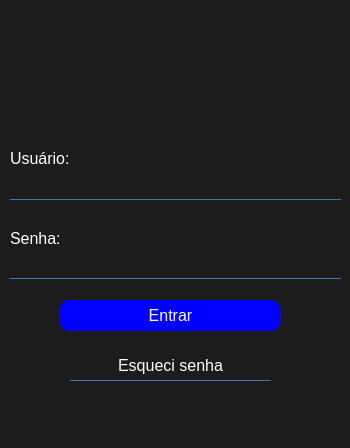
Before: the Qt Designer form ui/MainLogin.ui in Locked666/My-Finance-QtDesigner, drawn with Qt 5.
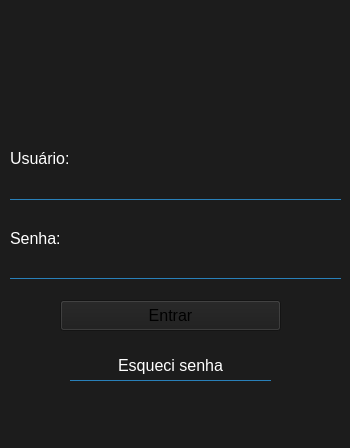
After: the same form once the commit is applied.

Patch:
```diff
--- a/ui/MainLogin.ui
+++ b/ui/MainLogin.ui
@@ -1,7 +1,7 @@
 <?xml version="1.0" encoding="UTF-8"?>
 <ui version="4.0">
  <class>Login</class>
- <widget class="QMainWindow" name="Login">
+ <widget class="QDialog" name="Login">
   <property name="geometry">
    <rect>
     <x>0</x>
@@ -10,33 +10,8 @@
     <height>448</height>
    </rect>
   </property>
-  <property name="minimumSize">
-   <size>
-    <width>350</width>
-    <height>448</height>
-   </size>
-  </property>
-  <property name="maximumSize">
-   <size>
-    <width>350</width>
-    <height>448</height>
-   </size>
-  </property>
   <property name="windowTitle">
-   <string>My Finance - Login</string>
-  </property>
-  <property name="autoFillBackground">
-   <bool>false</bool>
-  </property>
-  <property name="styleSheet">
-   <string notr="true"> border-top: none;</string>
-  </property>
-  <widget class="QWidget" name="centralwidget">
-   <property name="autoFillBackground">
-    <bool>false</bool>
-   </property>
-   <property name="styleSheet">
-    <string notr="true">alternate-background-color: rgb(28, 28, 28);</string>
+   <string>Dialog</string>
    </property>
    <widget class="QFrame" name="Mainframe">
     <property name="geometry">
@@ -205,8 +180,10 @@
 border-radius: 10px;
 color: rgb(255, 255, 255);
 border: 2px;
-
-selection-background-color: rgb(0, 0, 212);</string>
+hover{
+background-color: rgb(0, 0, 115);
+};
+selection-color: rgb(0, 0, 126);a</string>
      </property>
      <property name="text">
       <string>Entrar</string>
@@ -265,19 +242,28 @@
       <string>Esqueci senha</string>
      </property>
     </widget>
-   </widget>
-  </widget>
-  <action name="actionteste">
-   <property name="checkable">
-    <bool>true</bool>
+   <widget class="QLabel" name="label_version">
+    <property name="geometry">
+     <rect>
+      <x>10</x>
+      <y>10</y>
+      <width>211</width>
+      <height>16</height>
+     </rect>
+    </property>
+    <property name="font">
+     <font>
+      <pointsize>12</pointsize>
+     </font>
+    </property>
+    <property name="styleSheet">
+     <string notr="true">color: rgb(255, 255, 255);</string>
    </property>
    <property name="text">
-    <string>teste</string>
-   </property>
-   <property name="toolTip">
-    <string>&lt;html&gt;&lt;head/&gt;&lt;body&gt;&lt;p&gt;Login&lt;/p&gt;&lt;/body&gt;&lt;/html&gt;</string>
-   </property>
-  </action>
+     <string/>
+    </property>
+   </widget>
+  </widget>
  </widget>
  <resources/>
  <connections/>
```
Left out of the diff: 2 changed lines with no effect on the pictures. Lines whose indentation alone changed are shown as unchanged.
